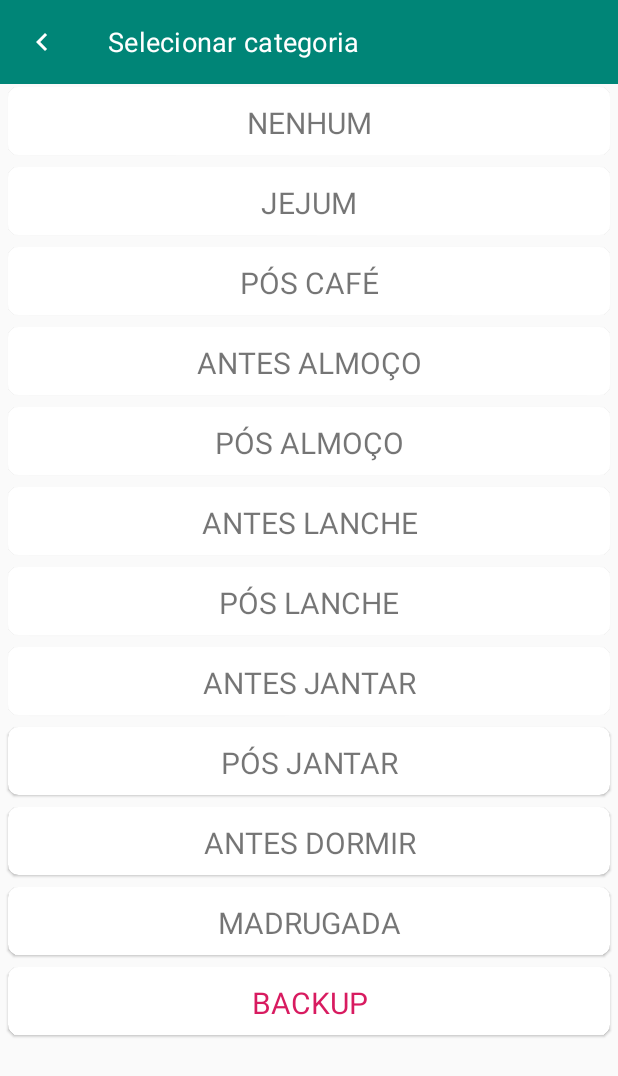
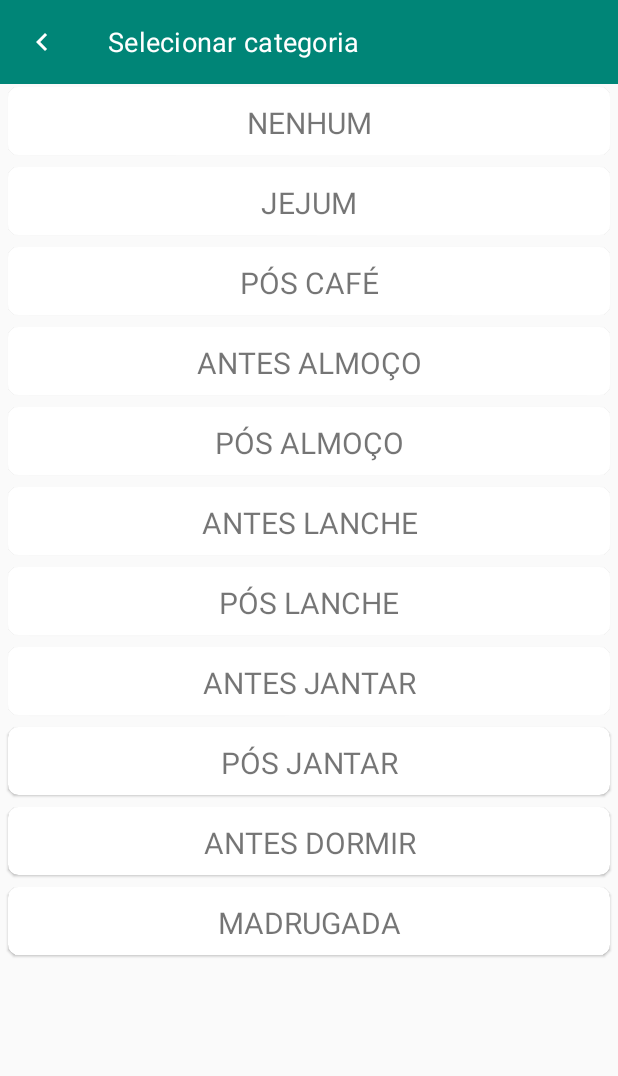
Before and after one commit to iaralopes/Glico, an Android app: the SelectCategoryActivity screen opened directly, with no data from a screen before it, on a phone screen of 412 x 824 dp. Shown: the top 1076 px of the screen. Run offline under Robolectric (Android 15) with nearby library versions, the light colour scheme and no system bars; our stand-ins replace data binding; 1 statement that could not run was skipped.

Commit message:
Ajuste da tela SelectCategory

```diff
--- a/app/src/main/res/layout/activity_select_category.xml
+++ b/app/src/main/res/layout/activity_select_category.xml
@@ -339,34 +339,6 @@
 
                 </androidx.cardview.widget.CardView>
 
-                <androidx.cardview.widget.CardView
-                        android:id="@+id/cardViewOption11"
-                        android:layout_width="match_parent"
-                        android:layout_height="wrap_content"
-                        android:layout_marginStart="5dp"
-                        android:layout_marginTop="2dp"
-                        android:layout_marginEnd="5dp"
-                        android:layout_marginBottom="6dp"
-                        app:cardCornerRadius="7dp"
-                        app:cardElevation="1dp"
-                >
-
-                    <TextView
-                            android:text="BACKUP"
-                            android:layout_width="match_parent"
-                            android:layout_height="wrap_content"
-                            android:textSize="20dp"
-                            android:textAlignment="center"
-                            android:paddingTop="10dp"
-                            android:paddingEnd="10dp"
-                            android:paddingStart="10dp"
-                            android:paddingBottom="8dp"
-                            android:textColor="@color/colorAccent"
-                            android:id="@+id/questionOption11"
-                            android:onClick="onClickBackup"/>
-
-
-                </androidx.cardview.widget.CardView>
 
             </LinearLayout>
         </ScrollView>
```
